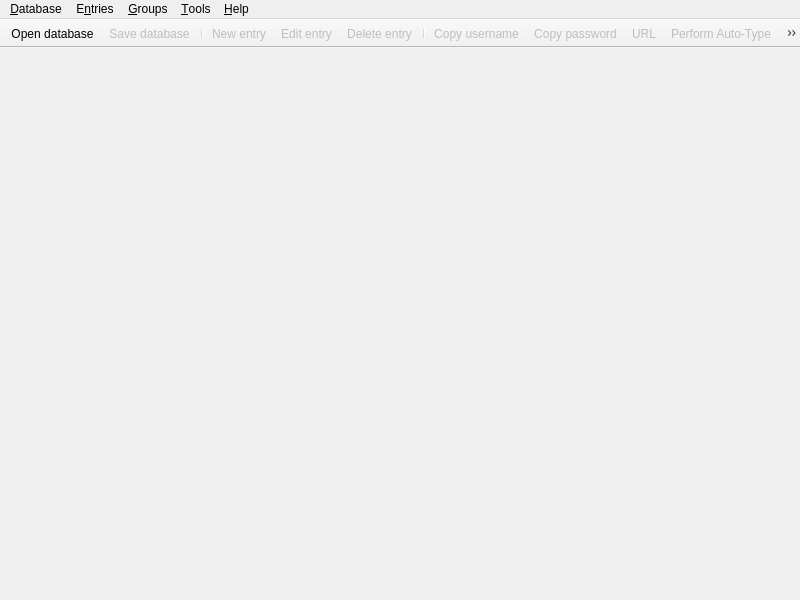
Old version of the form src/gui/MainWindow.ui in the repository keepassxreboot/keepassxc.
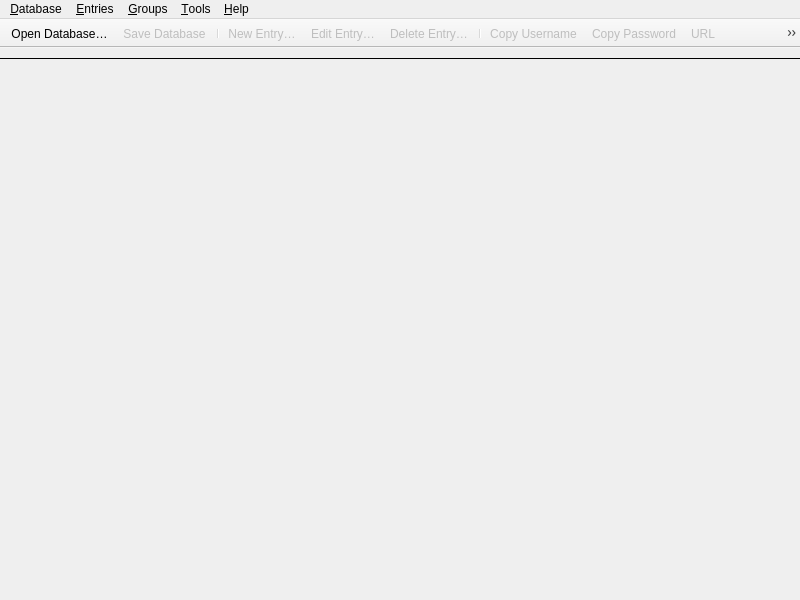
New version of the form. Custom widgets are drawn as their Qt base class.

The edit to the form file:
```diff
--- a/src/gui/MainWindow.ui
+++ b/src/gui/MainWindow.ui
@@ -61,6 +61,16 @@
       </layout>
      </widget>
     </item>
+    <item>
+     <widget class="Line" name="toolbarSeparator">
+      <property name="frameShadow">
+       <enum>QFrame::Plain</enum>
+      </property>
+      <property name="orientation">
+       <enum>Qt::Horizontal</enum>
+      </property>
+     </widget>
+    </item>
     <item>
      <widget class="QStackedWidget" name="stackedWidget">
       <property name="sizePolicy">
@@ -195,7 +205,7 @@
      <x>0</x>
      <y>0</y>
      <width>800</width>
-     <height>21</height>
+     <height>24</height>
     </rect>
    </property>
    <property name="focusPolicy">
@@ -262,7 +272,7 @@
    </widget>
    <widget class="QMenu" name="menuEntries">
     <property name="title">
-     <string>E&amp;ntries</string>
+     <string>&amp;Entries</string>
     </property>
     <widget class="QMenu" name="menuEntryCopyAttribute">
      <property name="enabled">
@@ -347,8 +357,8 @@
    </property>
    <property name="iconSize">
     <size>
-     <width>32</width>
-     <height>32</height>
+     <width>26</width>
+     <height>26</height>
     </size>
    </property>
    <attribute name="toolBarArea">
@@ -401,7 +411,7 @@
   </action>
   <action name="actionDatabaseOpen">
    <property name="text">
-    <string>&amp;Open database...</string>
+    <string>&amp;Open Database…</string>
    </property>
   </action>
   <action name="actionDatabaseSave">
@@ -409,7 +419,7 @@
     <bool>false</bool>
    </property>
    <property name="text">
-    <string>&amp;Save database</string>
+    <string>&amp;Save Database</string>
    </property>
   </action>
   <action name="actionDatabaseClose">
@@ -441,7 +451,7 @@
     <bool>false</bool>
    </property>
    <property name="text">
-    <string>&amp;New entry</string>
+    <string>&amp;New Entry…</string>
    </property>
    <property name="toolTip">
     <string>Add a new entry</string>
@@ -452,7 +462,7 @@
     <bool>false</bool>
    </property>
    <property name="text">
-    <string>&amp;Edit entry</string>
+    <string>&amp;Edit Entry…</string>
    </property>
    <property name="toolTip">
     <string>View or edit entry</string>
@@ -463,7 +473,7 @@
     <bool>false</bool>
    </property>
    <property name="text">
-    <string>&amp;Delete entry</string>
+    <string>&amp;Delete Entry…</string>
    </property>
   </action>
   <action name="actionGroupNew">
@@ -574,7 +584,7 @@
     <bool>false</bool>
    </property>
    <property name="text">
-    <string>Copy &amp;username</string>
+    <string>Copy &amp;Username</string>
    </property>
    <property name="toolTip">
     <string>Copy username to clipboard</string>
@@ -585,7 +595,7 @@
     <bool>false</bool>
    </property>
    <property name="text">
-    <string>Copy &amp;password</string>
+    <string>Copy &amp;Password</string>
    </property>
    <property name="toolTip">
     <string>Copy password to clipboard</string>
@@ -636,7 +646,7 @@
     <bool>false</bool>
    </property>
    <property name="text">
-    <string>&amp;Lock databases</string>
+    <string>&amp;Lock Databases</string>
    </property>
   </action>
   <action name="actionEntryCopyTitle">
```
Left out of the diff: 55 changed lines with no effect on the pictures.
